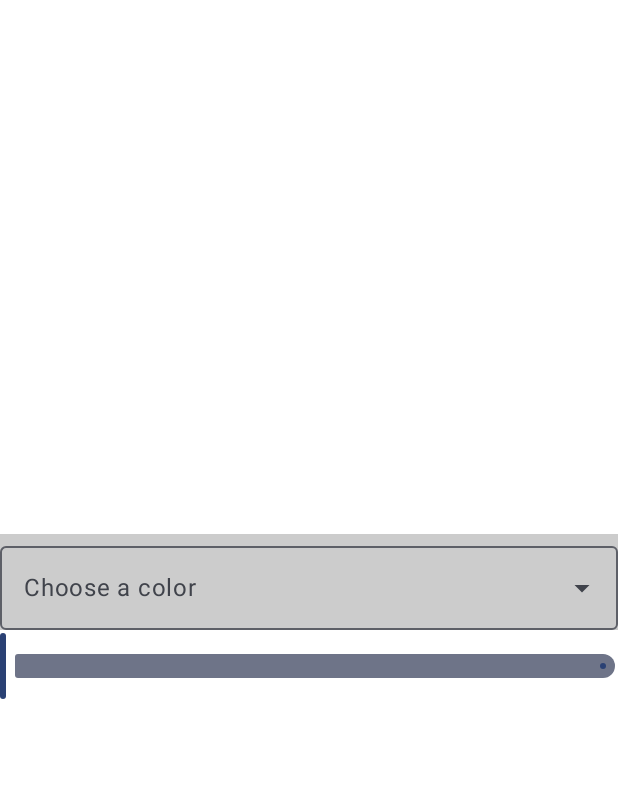
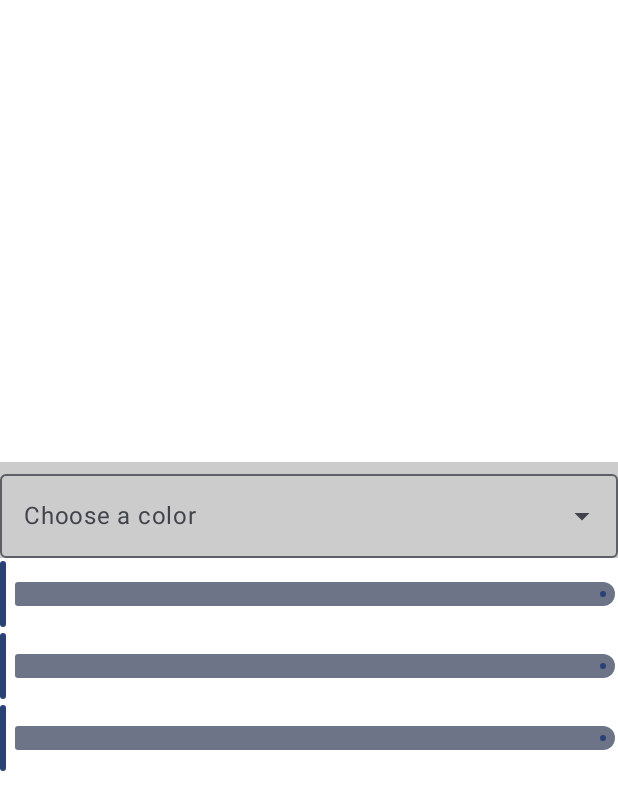
Before and after one commit to aidenc17/ColorChooser, an Android app built with Jetpack Compose: the @Preview function ColorChooserPreview, on a phone screen of 412 x 824 dp. Shown: the top 810 px of the screen. Run offline under Robolectric (Android 15) with nearby library versions, the phone set to English and light mode, and no system bars.

Commit message:
color chooser with data source class and view model implementation

```diff
--- a/app/src/main/java/com/example/colorchooser/MainActivity.kt
+++ b/app/src/main/java/com/example/colorchooser/MainActivity.kt
@@ -95,6 +95,14 @@ fun ColorChooserApp(
             value = colorChooserUIState.value.currentColor.red,
             onValueChange = { colorChooserViewModel.setRed(it) }
         )
+        Slider(
+            value = colorChooserUIState.value.currentColor.blue,
+            onValueChange = { colorChooserViewModel.setBlue(it) }
+        )
+        Slider(
+            value = colorChooserUIState.value.currentColor.green,
+            onValueChange = { colorChooserViewModel.setGreen(it) }
+        )
     }
 }
 
```
Also changed, not shown: app/src/main/java/com/example/colorchooser/ui/theme/ColorChooserViewModel.kt (+10 -0 lines).
